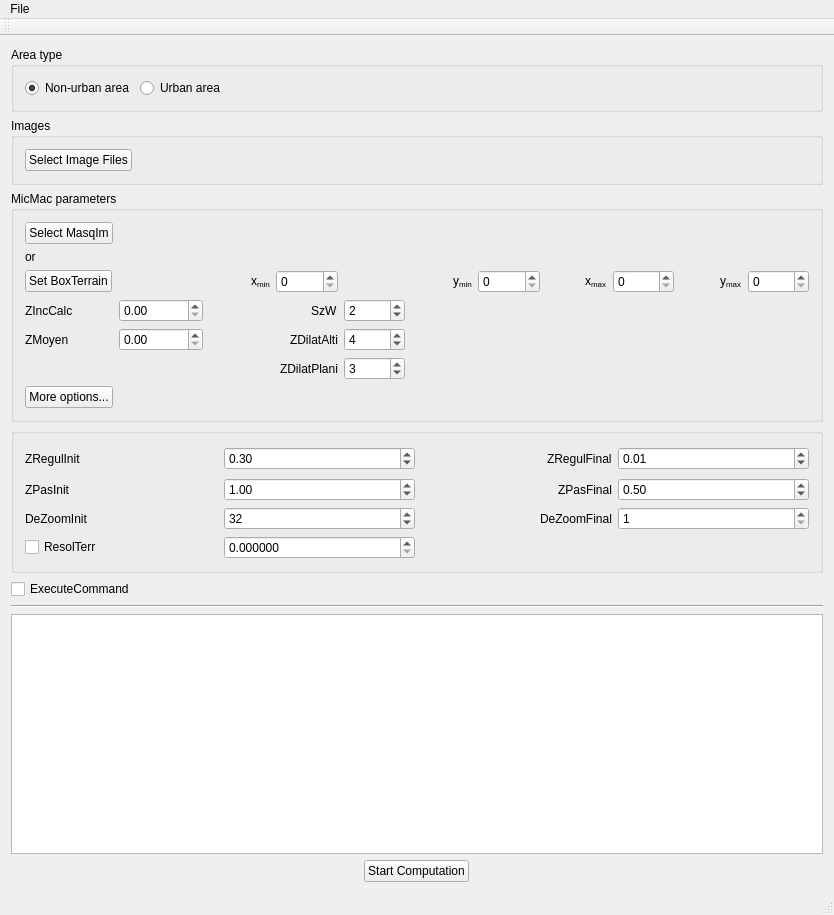
Qt form src/mm3dSat/mm3dSat_mainwindow.ui (micmacIGN/micmac) before a commit.
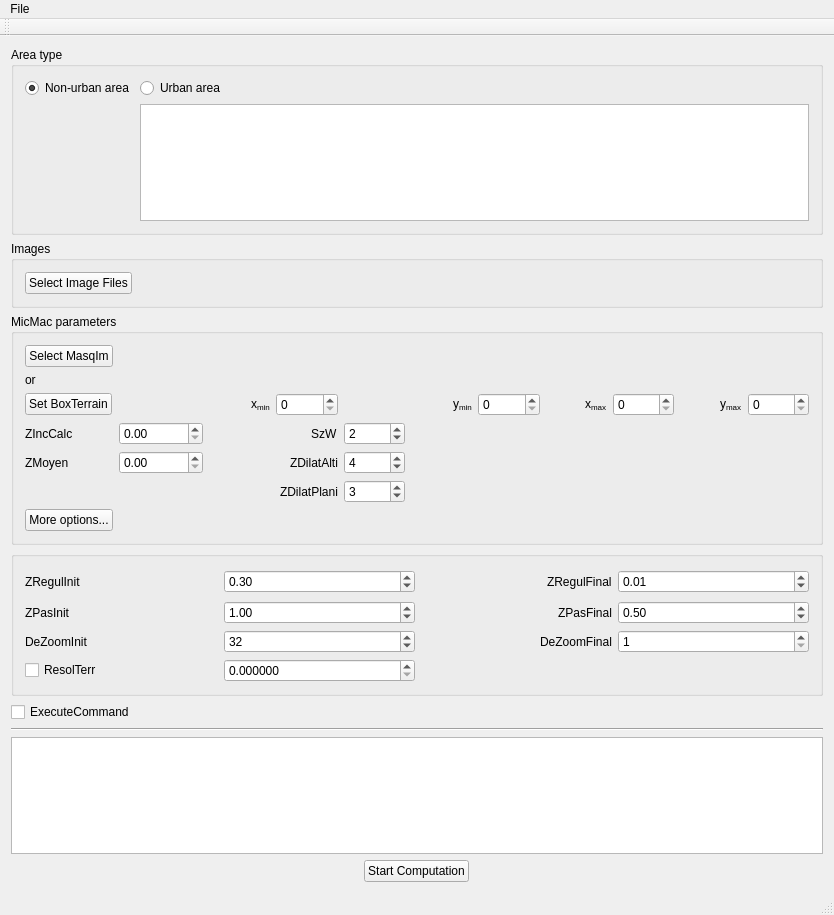
The same form after that commit.

Commit message: fdsc: correction texte

```diff
--- a/src/mm3dSat/mm3dSat_mainwindow.ui
+++ b/src/mm3dSat/mm3dSat_mainwindow.ui
@@ -41,6 +41,9 @@
          </property>
         </widget>
        </item>
+       <item row="1" column="1">
+        <widget class="QTextEdit" name="textEdit"/>
+       </item>
       </layout>
      </widget>
     </item>
```
Left out of the diff: 2 changed lines with no effect on the pictures. The commit also changes 2 other files.
